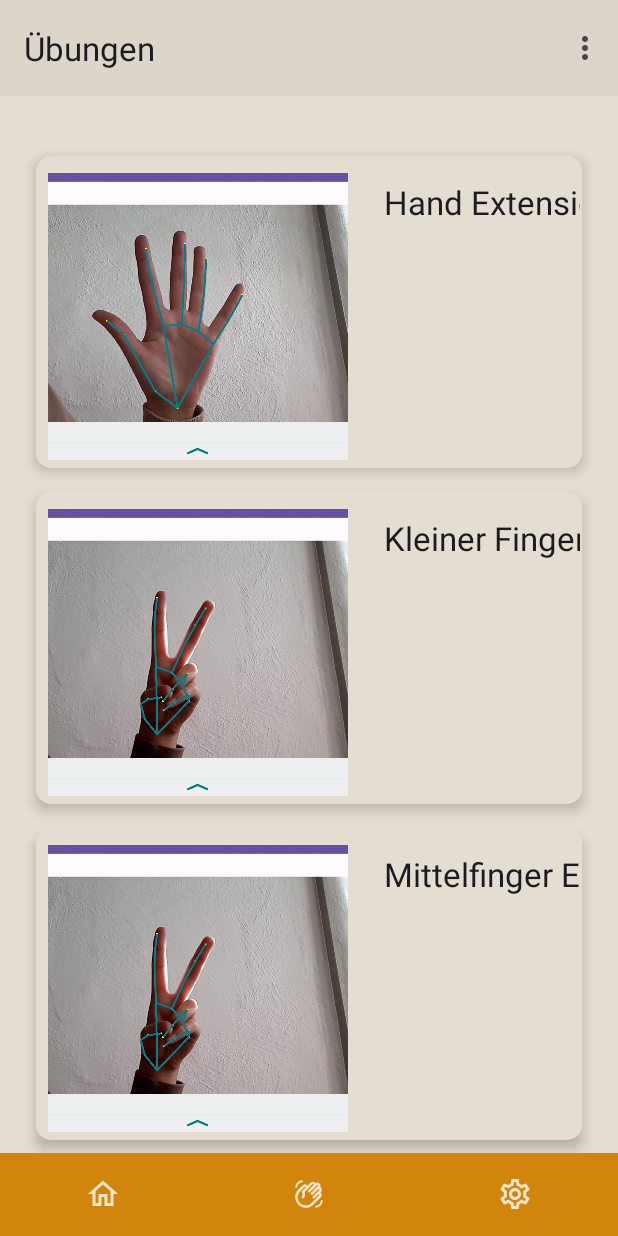
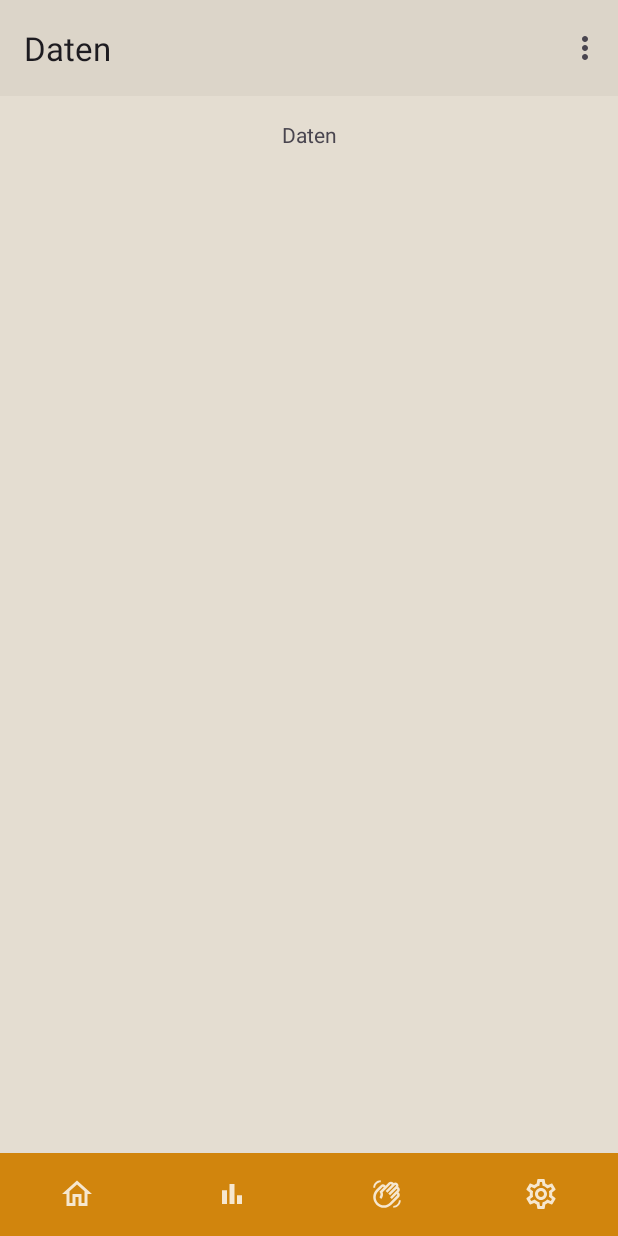
Before and after one commit to AnnemarieKayser/HandRehab, an Android app: the screen it shows after launch once a user with an empty profile is signed in (MainActivity), item 2 of the bottom bar chosen, on a phone screen of 412 x 824 dp. Run offline under Robolectric (Android 15) with nearby library versions, the phone set to English and light mode, and no system bars; our stand-ins replace Firebase (no records; nobody signed in at launch, a user with empty details on screens opened directly), navigation-ui; libraries missing offline, so code that uses them is left out: splitties.alertdialog.alertDialog, splitties.alertdialog.okButton.

Commit message:
New DataFragment and test writing in Database

```diff
--- a/app/src/main/java/com/example/handrehab/MainActivity.kt
+++ b/app/src/main/java/com/example/handrehab/MainActivity.kt
@@ -42,7 +42,7 @@ class MainActivity : AppCompatActivity() {
         appBarConfiguration = AppBarConfiguration(navController.graph)
         appBarConfiguration = AppBarConfiguration(
             setOf(
-                R.id.MainFragment, R.id.exerciseListFragment, R.id.settingFragment
+                R.id.MainFragment, R.id.dataFragment, R.id.exerciseListFragment, R.id.settingFragment
             )
         )
         setupActionBarWithNavController(navController, appBarConfiguration)
--- /dev/null
+++ b/app/src/main/java/com/example/handrehab/fragment/DataFragment.kt
@@ -0,0 +1,32 @@
+package com.example.handrehab.fragment
+import android.os.Bundle
+import androidx.fragment.app.Fragment
+import android.view.LayoutInflater
+import android.view.View
+import android.view.ViewGroup
+import com.example.handrehab.databinding.FragmentDataBinding
+
+
+class DataFragment : Fragment() {
+
+    private var _binding: FragmentDataBinding? = null
+    private val binding get() = _binding!!
+
+    override fun onCreateView(
+        inflater: LayoutInflater, container: ViewGroup?,
+        savedInstanceState: Bundle?
+    ): View? {
+        _binding = FragmentDataBinding.inflate(inflater, container, false)
+        return binding.root
+    }
+
+    override fun onViewCreated(view: View, savedInstanceState: Bundle?) {
+        super.onViewCreated(view, savedInstanceState)
+
+    }
+
+    override fun onDestroyView() {
+        super.onDestroyView()
+        _binding = null
+    }
+}
--- /dev/null
+++ b/app/src/main/res/drawable-anydpi/ic_data.xml
@@ -0,0 +1,22 @@
+<vector xmlns:android="http://schemas.android.com/apk/res/android"
+    android:width="24dp"
+    android:height="24dp"
+    android:viewportWidth="24"
+    android:viewportHeight="24"
+    android:tint="#FFFFFF"
+    android:alpha="0.8">
+  <group android:scaleX="0.8333333"
+      android:scaleY="0.8333333"
+      android:translateX="2"
+      android:translateY="2">
+    <path
+        android:fillColor="@android:color/white"
+        android:pathData="M4,9h4v11h-4z"/>
+    <path
+        android:fillColor="@android:color/white"
+        android:pathData="M16,13h4v7h-4z"/>
+    <path
+        android:fillColor="@android:color/white"
+        android:pathData="M10,4h4v16h-4z"/>
+  </group>
+</vector>
--- /dev/null
+++ b/app/src/main/res/layout/fragment_data.xml
@@ -0,0 +1,28 @@
+<?xml version="1.0" encoding="utf-8"?>
+<androidx.core.widget.NestedScrollView xmlns:android="http://schemas.android.com/apk/res/android"
+    xmlns:app="http://schemas.android.com/apk/res-auto"
+    xmlns:tools="http://schemas.android.com/tools"
+    android:layout_width="match_parent"
+    android:layout_height="match_parent"
+    android:background="#E4DDD1"
+    tools:context=".fragment.DataFragment">
+
+    <androidx.constraintlayout.widget.ConstraintLayout
+        android:layout_width="match_parent"
+        android:layout_height="wrap_content"
+        android:background="#E4DDD1"
+        android:padding="16dp">
+
+
+        <TextView
+            android:id="@+id/textView3"
+            android:layout_width="wrap_content"
+            android:layout_height="wrap_content"
+            android:text="Daten"
+            app:layout_constraintEnd_toEndOf="parent"
+            app:layout_constraintHorizontal_bias="0.5"
+            app:layout_constraintStart_toStartOf="parent"
+            app:layout_constraintTop_toTopOf="parent" />
+
+    </androidx.constraintlayout.widget.ConstraintLayout>
+</androidx.core.widget.NestedScrollView>
--- a/app/src/main/res/menu/bottom_nav_menu.xml
+++ b/app/src/main/res/menu/bottom_nav_menu.xml
@@ -8,6 +8,11 @@
         android:id="@+id/MainFragment"
         android:icon="@drawable/ic_home"
         android:title="@string/title_home" />
+
+    <item
+        android:id="@+id/dataFragment"
+        android:icon="@drawable/ic_data"
+        android:title="@string/title_data"/>
 
     <item
         android:id="@+id/exerciseListFragment"
@@ -23,4 +28,6 @@
 
 
 
+
+
 </menu>
--- a/app/src/main/res/navigation/nav_graph.xml
+++ b/app/src/main/res/navigation/nav_graph.xml
@@ -80,4 +80,9 @@
             android:id="@+id/action_exerciseFragment_to_permissionsFragment"
             app:destination="@id/permissionsFragment" />
     </fragment>
+    <fragment
+        android:id="@+id/dataFragment"
+        android:name="com.example.handrehab.fragment.DataFragment"
+        android:label="@string/title_data"
+        tools:layout="@layout/fragment_data" />
 </navigation>
--- a/app/src/main/res/values/strings.xml
+++ b/app/src/main/res/values/strings.xml
@@ -92,8 +92,6 @@
     <string name="title_thumb_extension_flexion">Daumen Extension/Flexion</string>
 
 
-
-
     <!-- Beschreibung der Übungen-->
     <string name="description_hand_extension_flexion">Starten Sie mit einer offnen Handfläche. Schließen Sie anschließend die Finger zu einer Faust zusammen.
     Wiederholen sie diese Bewegung so oft bis die festgelegt Anzahl erreicht ist. Lege Sie anschließend eine kurze Pause ein und starten anschließend mit dem
@@ -110,6 +108,7 @@
     <string name="description_pointing_finger_extension_flexion">Schließend Sie ihre Finger zu einer Faust zusammen. Anschließend öffnen Sie lediglich den Zeigefinger so weit wie möglich und schließend diesen anschließend
         wieder. Wiederholen sie diese Bewegung so oft bis die festgelegt Anzahl erreicht ist. Lege Sie anschließend eine kurze Pause ein und starten anschließend mit dem
     nächsten Satz.</string>
+    <string name="title_data">Daten\n</string>
 
 
 </resources>
```
Also changed, not shown: app/src/main/java/com/example/handrehab/Data.kt (added, +50 -0 lines), app/src/main/java/com/example/handrehab/fragment/ExerciseFragment.kt (+43 -0 lines), app/src/main/res/drawable-hdpi/ic_data.png (added), app/src/main/res/drawable-mdpi/ic_data.png (added), app/src/main/res/drawable-xhdpi/ic_data.png (added), app/src/main/res/drawable-xxhdpi/ic_data.png (added).
